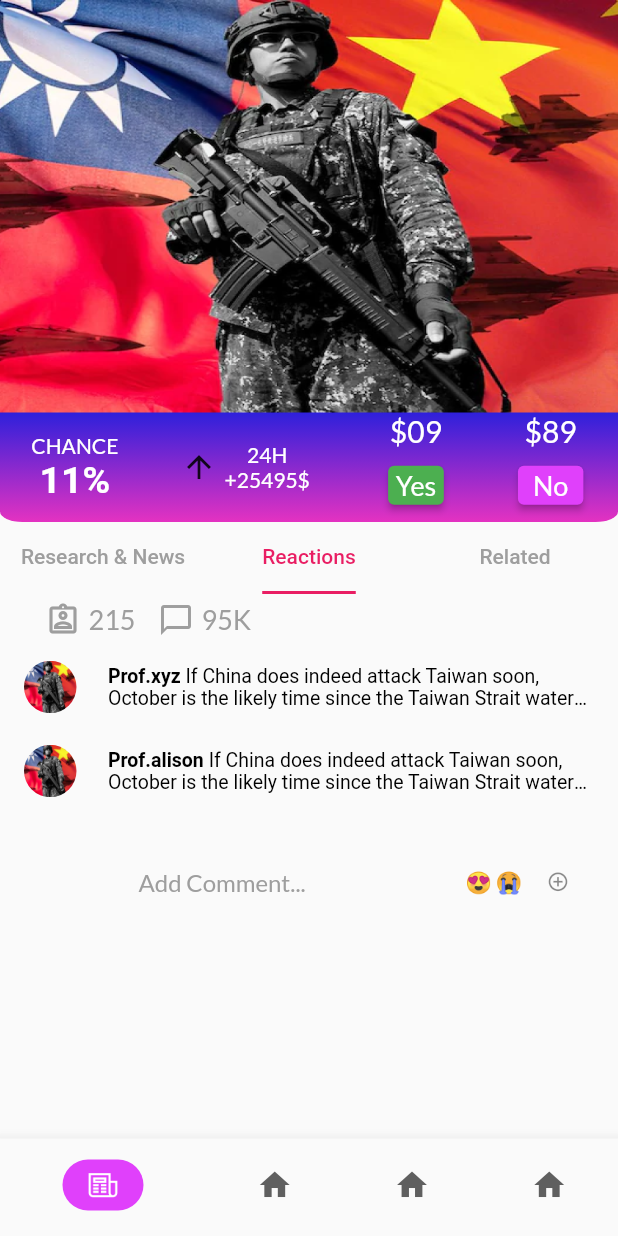
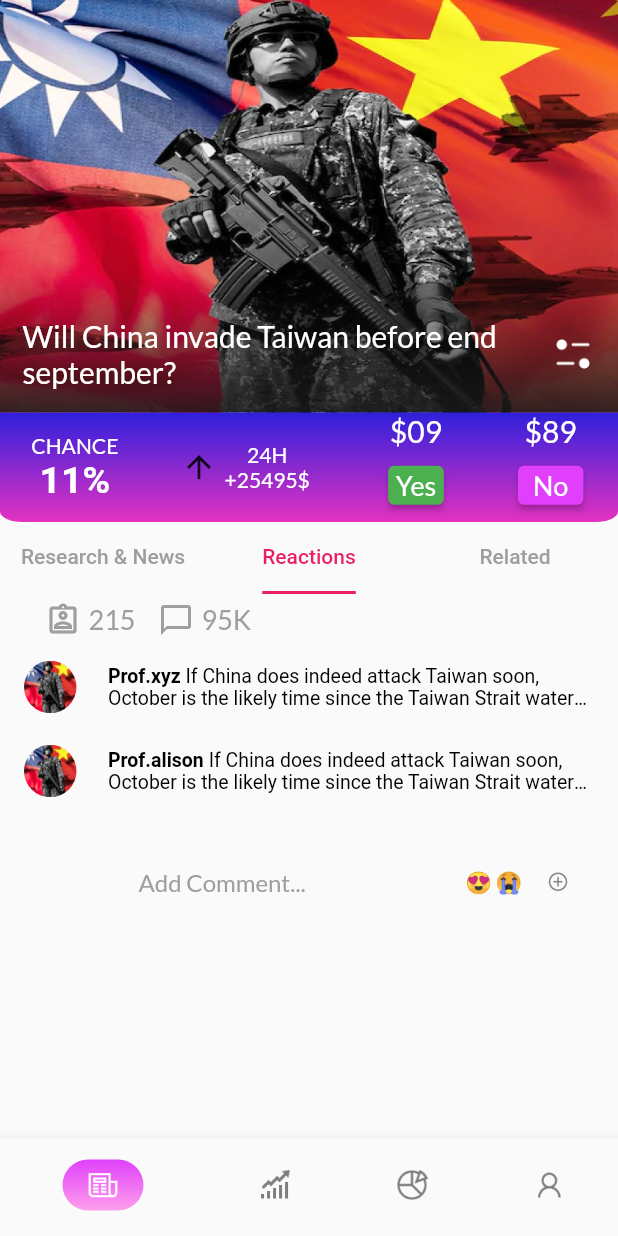
Before and after one commit to Tanmai2002/new_task_app_grow_mate, a Flutter app: the screen it shows after launch, tab 2 chosen, after a tap on "215", on a phone screen of 412 x 824 dp. Run offline on Flutter 3.47's test engine with Material 2 defaults, Android fonts, the phone set to English and light mode, and no system bars; drawn by our look-alikes of sliding_up_panel; our stand-ins replace google_fonts, percent_indicator, timeago.

Commit message:
Whole App Almost completed

```diff
--- a/lib/Model/News.dart
+++ b/lib/Model/News.dart
@@ -4,4 +4,8 @@ class News{
   int buyYes=0;
   int buyNo=0;
   List<Map> updates=[];
+  String title="";
+  String icon="assets/img_1.png";
+  News({this.title="",this.icon=""});
+
 }
--- a/lib/Screeens/HomePage.dart
+++ b/lib/Screeens/HomePage.dart
@@ -1,3 +1,5 @@
+import 'dart:ui';
+
 import 'package:flutter/material.dart';
 import 'package:new_task_app/Model/News.dart';
 import 'package:new_task_app/Screeens/NewsPage.dart';
@@ -26,6 +28,8 @@ class _HomePageState extends State<HomePage> {
     n.buyYes=12;
     n.buyNo=87;
     n.experts=215;
+    n.title="Will China invade Taiwan before end september? ";
+    n.icon="assets/img.png";
     n.updates=[
       {
         "title":"BBC",
@@ -60,14 +64,31 @@ class _HomePageState extends State<HomePage> {
         "time":DateTime(2022,2,4)
 
       }
+
     ];
+
+    News n1=News(icon:"assets/news1.png",title:"Liz Truss will be UK’s next Prime Minister?");
+    News n2=News(icon:"assets/news2.png",title:"British Pound will fall after Prime Minister elections?");
+
     WidgetsBinding.instance.addPostFrameCallback((timeStamp) {
       Provider.of<NewsProvider>(context,listen: false).addnews(n);
+      Provider.of<NewsProvider>(context,listen: false).addnews(n1);
+      Provider.of<NewsProvider>(context,listen: false).addnews(n2);
+
       Provider.of<NewsProvider>(context,listen: false).changeNews(0);
 
     });
     super.initState();
   }
+  BoxDecoration decoration=BoxDecoration(gradient: LinearGradient(
+      begin: Alignment.topCenter,
+      end: Alignment.bottomCenter,
+      colors: [
+        Colors.purpleAccent,
+        Color.fromARGB(255, 253, 159, 235)
+      ]
+
+  ),borderRadius:BorderRadius.horizontal(left: Radius.circular(25),right: Radius.circular(25)) );
 
   @override
   Widget build(BuildContext context) {
@@ -144,7 +165,8 @@ class _HomePageState extends State<HomePage> {
                   ],
                 ),
               ),
-              ReactionPage(comments:x.currNews?.comments??[])
+             Divider(color: Colors.grey,),
+             x.isRelated?RelatedSlideUpPage(): ReactionPage(comments:x.currNews?.comments??[])
 
 
 
@@ -167,12 +189,21 @@ class _HomePageState extends State<HomePage> {
           selectedItemColor: Colors.purpleAccent,
           items: [
             BottomNavigationBarItem(icon: Container(
-                decoration: BoxDecoration(color: Colors.purpleAccent,borderRadius:BorderRadius.horizontal(left: Radius.circular(25),right: Radius.circular(25)) ),
+                decoration:decoration ,
+            padding: EdgeInsets.fromLTRB(15, 5, 15, 5),
+                child: ImageIcon(AssetImage("assets/calculator.png"))), label: "home",),
+            BottomNavigationBarItem(icon: Container(
+                decoration:BoxDecoration() ,
                 padding: EdgeInsets.fromLTRB(15, 5, 15, 5),
-                child: ImageIcon(AssetImage("assets/calculator.png"))), label: "home",),
-            BottomNavigationBarItem(icon: Icon(Icons.home), label: "r"),
-            BottomNavigationBarItem(icon: Icon(Icons.home), label: "hii"),
-            BottomNavigationBarItem(icon: Icon(Icons.home), label: "hello"),
+                child: ImageIcon(AssetImage("assets/market.png"),)), label: "growth",),
+            BottomNavigationBarItem(icon: Container(
+                decoration:BoxDecoration() ,
+                padding: EdgeInsets.fromLTRB(15, 5, 15, 5),
+                child: ImageIcon(AssetImage("assets/pie.png"),)), label: "stats",),
+            BottomNavigationBarItem(icon: Container(
+                decoration:BoxDecoration() ,
+                padding: EdgeInsets.fromLTRB(15, 5, 15, 5),
+                child: ImageIcon(AssetImage("assets/person.png"),)), label: "account",),
           ],
         ),
       ),
@@ -262,3 +293,45 @@ class _ReactionPageState extends State<ReactionPage> {
     );
   }
 }
+
+
+class RelatedSlideUpPage extends StatefulWidget {
+  const RelatedSlideUpPage({Key? key}) : super(key: key);
+
+  @override
+  State<RelatedSlideUpPage> createState() => _RelatedSlideUpPageState();
+}
+
+class _RelatedSlideUpPageState extends State<RelatedSlideUpPage> {
+  @override
+  Widget build(BuildContext context) {
+    return Consumer<NewsProvider>(builder: (_,news,__)=> Expanded(
+
+        child: ListView.builder(
+            itemCount: news.news.length,
+            itemBuilder: (context,key)=>Container(
+              decoration: BoxDecoration(
+                borderRadius: BorderRadius.circular(25),
+
+                color: Colors.white24,
+                border: Border.all(color: Colors.black26)
+              ),
+              clipBehavior: Clip.antiAlias,
+              margin: EdgeInsets.fromLTRB(7, 5, 7, 5),
+          child: Row(
+
+            children: [
+              Image(image: AssetImage(news.news[key].icon),height:75,width: 75,fit: BoxFit.fill,),
+              Container(
+
+                padding: EdgeInsets.all(10),
+                width: 275,
+                    child: Text(news.news[key].title,style: TextStyle(fontSize: 18),)),
+
+            ],
+          ),
+        )),
+      ),
+    );
+  }
+}
--- a/lib/Screeens/NewsPage.dart
+++ b/lib/Screeens/NewsPage.dart
@@ -35,9 +35,43 @@ class _NewsPageState extends State<NewsPage>  with TickerProviderStateMixin{
           builder: (_,news,__){
             return Column(
               children: [
-                Container(
-                  child: Image(image: AssetImage("assets/img.png"),fit: BoxFit.fill,height: 275,width: double.maxFinite,),
 
+                Stack(
+                  children: [
+                    Image(image: AssetImage("assets/img.png"),fit: BoxFit.fill,height: 275,width: double.maxFinite,),
+
+
+                        Container(
+                          decoration: BoxDecoration(
+                            gradient: LinearGradient(
+                              begin: Alignment.bottomCenter,
+                              end: Alignment.topCenter,
+                              colors: [
+                                Color.fromARGB(227, 26, 26, 26),
+
+                                Color.fromARGB(26, 17, 17, 17),
+
+                                Color.fromARGB(0, 11, 11, 11),
+
+
+                                Color.fromARGB(0, 0, 0, 0)
+                              ]
+                            )
+                          ),
+                          height: 275,
+                          padding: EdgeInsets.all(15),
+                          alignment: Alignment.bottomLeft,
+                          child: Row(
+                            mainAxisAlignment: MainAxisAlignment.spaceBetween,
+                            children: [
+                              Container(
+                                  width: 325,
+                                  child: Text(news.currNews!.title,style: TextStyle(fontSize: 20,color: Colors.white),)),
+                              ImageIcon(AssetImage("assets/filter.png"),size: 30,color: Colors.white,)
+                            ],
+                          )
+                        )
+                  ],
                 ),
                 Container(
                   height: 73,
@@ -109,6 +143,16 @@ class _NewsPageState extends State<NewsPage>  with TickerProviderStateMixin{
                     indicatorColor: Colors.pink,
                     indicatorPadding: EdgeInsets.zero,
                     controller: _tabController,
+                    onTap: (x){
+                      print(x);
+                      if(x==2){
+                        news.RelatedPage();
+
+                      }else{
+                        news.NotRelatedPage();
+                      }
+
+                    },
 
                     tabs: [
                       Tab(child: Text("Research & News"),),
@@ -121,11 +165,12 @@ class _NewsPageState extends State<NewsPage>  with TickerProviderStateMixin{
                   height: 220,
                   child: TabBarView(
 
+
                       controller: _tabController,
                       children: [
                         ResearchPage(),
                         Reactions(comments: news.currNews?.comments??[],),
-                        Text("Related")
+                        RelatedPage(related: news.news)
                       ]),
                 )
 
@@ -338,3 +383,38 @@ class ResearchPage extends StatelessWidget {
     ));
   }
 }
+
+
+class RelatedPage extends StatelessWidget {
+  List<News> related;
+  RelatedPage({Key? key,required this.related}) : super(key: key);
+
+
+  @override
+  Widget build(BuildContext context) {
+    return InkWell(
+      onTap: (){
+        HomePage.panelController.open();
+      },
+      child: ListView.builder(
+          itemCount: min(2,related.length),
+          itemBuilder: (context,key)=>Container(
+
+            clipBehavior: Clip.antiAlias,
+            decoration: BoxDecoration(
+              borderRadius: BorderRadius.circular(25)
+            ),
+            child: Card(
+              child: ListTile(
+                contentPadding: EdgeInsets.zero,
+
+                tileColor: Colors.white30,
+        leading: Image(image: AssetImage(related[key].icon),height: 150,),
+                title: Text(related[key].title,style: TextStyle(fontSize: 18),),
+
+      ),
+            ),
+          )),
+    );
+  }
+}
--- a/lib/providers/NewsProvider.dart
+++ b/lib/providers/NewsProvider.dart
@@ -5,7 +5,16 @@ import '../Model/News.dart';
 class NewsProvider with ChangeNotifier{
   List<News> news=[];
   int _curindex=0;
+  bool isRelated=true;
   News? currNews;
+  void RelatedPage(){
+    isRelated=true;
+    notifyListeners();
+  }
+  void NotRelatedPage(){
+    isRelated=false;
+    notifyListeners();
+  }
   void changeNews(index){
     _curindex=index;
     currNews=news[_curindex];
```
Also changed, not shown: pubspec.yaml (+2 -6 lines), assets/filter.png (added), assets/market.png (added), assets/news1.png (added), assets/news2.png (added), assets/person.png (added), assets/pie.png (added), 1 other file.
